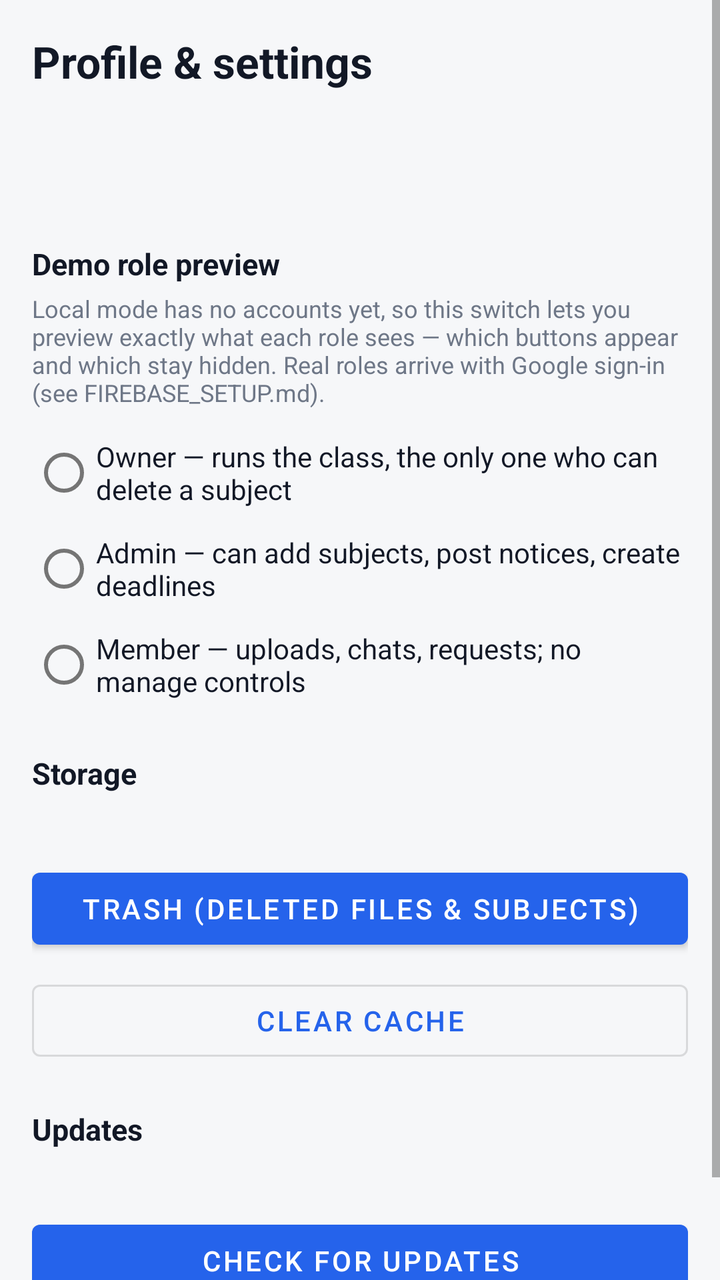
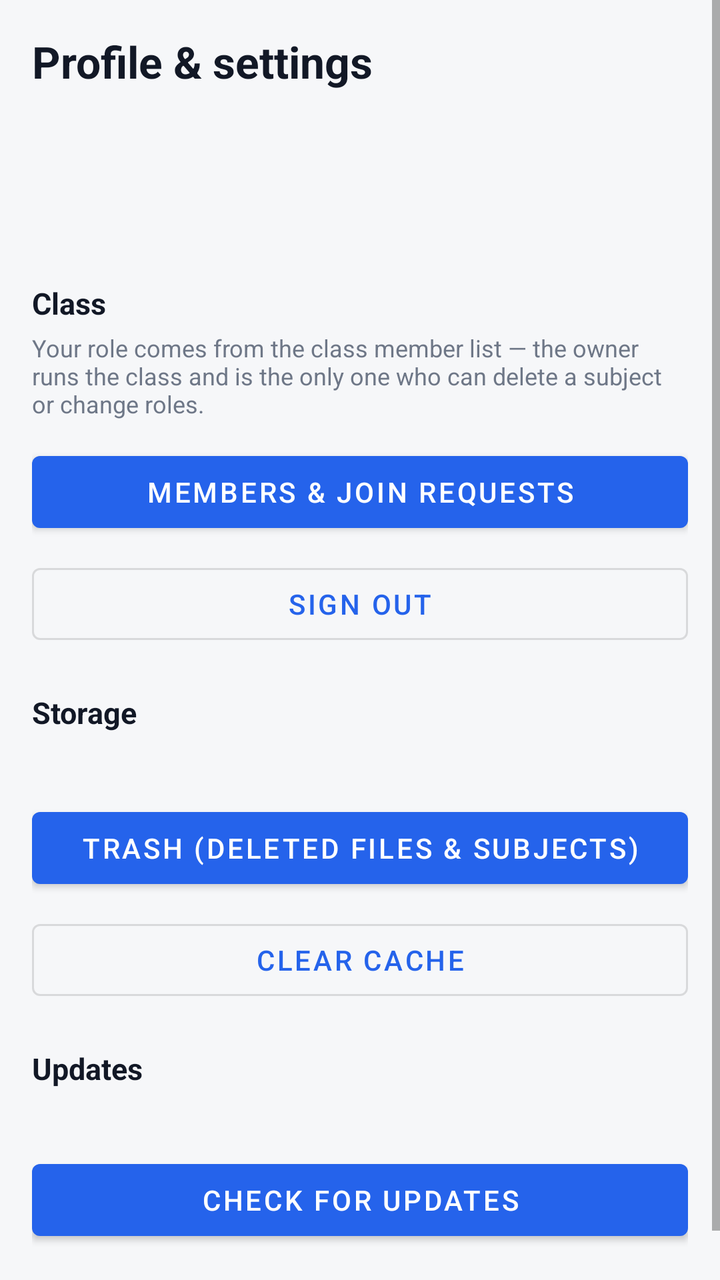

Screens rendered from an Android XML layout before and after an edit, with the pre-edit source and the edit as a unified diff.
<!-- AndroidManifest.xml: application theme Theme.Index -->
<!-- res/layout/activity_profile.xml -->
<?xml version="1.0" encoding="utf-8"?>
<ScrollView xmlns:android="http://schemas.android.com/apk/res/android"
    android:layout_width="match_parent"
    android:layout_height="match_parent"
    android:background="@color/background"
    android:fillViewport="true">

    <LinearLayout
        android:layout_width="match_parent"
        android:layout_height="wrap_content"
        android:orientation="vertical"
        android:padding="16dp">

        <TextView
            android:layout_width="wrap_content"
            android:layout_height="wrap_content"
            android:text="Profile &amp; settings"
            android:textColor="@color/on_background"
            android:textSize="22sp"
            android:textStyle="bold" />

        <TextView
            android:id="@+id/tvProfileName"
            android:layout_width="wrap_content"
            android:layout_height="wrap_content"
            android:layout_marginTop="14dp"
            android:textColor="@color/on_background"
            android:textSize="17sp"
            android:textStyle="bold" />

        <TextView
            android:id="@+id/tvProfileClass"
            android:layout_width="wrap_content"
            android:layout_height="wrap_content"
            android:layout_marginTop="2dp"
            android:textColor="@color/muted"
            android:textSize="13sp" />

        <TextView
            android:layout_width="wrap_content"
            android:layout_height="wrap_content"
            android:layout_marginTop="20dp"
            android:text="Demo role preview"
            android:textColor="@color/on_background"
            android:textSize="15sp"
            android:textStyle="bold" />

        <TextView
            android:layout_width="wrap_content"
            android:layout_height="wrap_content"
            android:layout_marginTop="4dp"
            android:text="Local mode has no accounts yet, so this switch lets you preview exactly what each role sees — which buttons appear and which stay hidden. Real roles arrive with Google sign-in (see FIREBASE_SETUP.md)."
            android:textColor="@color/muted"
            android:textSize="12sp" />

        <RadioGroup
            android:id="@+id/rgRolePreview"
            android:layout_width="match_parent"
            android:layout_height="wrap_content"
            android:layout_marginTop="8dp"
            android:orientation="vertical">

            <RadioButton
                android:id="@+id/rbOwner"
                android:layout_width="wrap_content"
                android:layout_height="wrap_content"
                android:text="Owner — runs the class, the only one who can delete a subject"
                android:textColor="@color/on_surface" />

            <RadioButton
                android:id="@+id/rbAdmin"
                android:layout_width="wrap_content"
                android:layout_height="wrap_content"
                android:text="Admin — can add subjects, post notices, create deadlines"
                android:textColor="@color/on_surface" />

            <RadioButton
                android:id="@+id/rbMember"
                android:layout_width="wrap_content"
                android:layout_height="wrap_content"
                android:text="Member — uploads, chats, requests; no manage controls"
                android:textColor="@color/on_surface" />
        </RadioGroup>

        <TextView
            android:layout_width="wrap_content"
            android:layout_height="wrap_content"
            android:layout_marginTop="20dp"
            android:text="Storage"
            android:textColor="@color/on_background"
            android:textSize="15sp"
            android:textStyle="bold" />

        <TextView
            android:id="@+id/tvStorageUsage"
            android:layout_width="wrap_content"
            android:layout_height="wrap_content"
            android:layout_marginTop="4dp"
            android:textColor="@color/muted"
            android:textSize="13sp" />

        <Button
            android:id="@+id/btnOpenTrash"
            android:layout_width="match_parent"
            android:layout_height="wrap_content"
            android:layout_marginTop="12dp"
            android:text="Trash (deleted files &amp; subjects)" />

        <Button
            android:id="@+id/btnClearCache"
            style="@style/Widget.MaterialComponents.Button.OutlinedButton"
            android:layout_width="match_parent"
            android:layout_height="wrap_content"
            android:layout_marginTop="8dp"
            android:text="Clear cache" />

        <TextView
            android:layout_width="wrap_content"
            android:layout_height="wrap_content"
            android:layout_marginTop="20dp"
            android:text="Updates"
            android:textColor="@color/on_background"
            android:textSize="15sp"
            android:textStyle="bold" />

        <TextView
            android:id="@+id/tvAppVersion"
            android:layout_width="wrap_content"
            android:layout_height="wrap_content"
            android:layout_marginTop="4dp"
            android:textColor="@color/muted"
            android:textSize="13sp" />

        <Button
            android:id="@+id/btnCheckUpdates"
            android:layout_width="match_parent"
            android:layout_height="wrap_content"
            android:layout_marginTop="10dp"
            android:text="Check for updates" />

        <TextView
            android:id="@+id/tvUpdateStatus"
            android:layout_width="wrap_content"
            android:layout_height="wrap_content"
            android:layout_marginTop="8dp"
            android:textColor="@color/muted"
            android:textSize="13sp" />
    </LinearLayout>
</ScrollView>
<!-- resources referenced by this layout -->
<resources>
  <color name="background">#F6F7F9</color>
  <color name="muted">#6E7787</color>
  <color name="on_background">#121826</color>
  <color name="on_surface">#121826</color>
  <style name="Theme.Index" parent="Theme.MaterialComponents.DayNight.NoActionBar">
          <item name="colorPrimary">@color/primary</item>
          <item name="colorPrimaryVariant">@color/primary_dark</item>
          <item name="colorAccent">@color/primary</item>
          <item name="android:windowBackground">@color/background</item>
          <item name="android:statusBarColor">@color/background</item>
          <item name="android:navigationBarColor">@color/surface</item>
      </style>
  <color name="primary">#2563EB</color>
  <color name="primary_dark">#1D4ED8</color>
  <color name="surface">#FFFFFF</color>
</resources>

<!-- the commit's change to res/layout/activity_profile.xml (unified diff, before → after) -->
@@ -29,6 +29,14 @@
             android:textStyle="bold" />
 
         <TextView
+            android:id="@+id/tvProfileEmail"
+            android:layout_width="wrap_content"
+            android:layout_height="wrap_content"
+            android:layout_marginTop="2dp"
+            android:textColor="@color/muted"
+            android:textSize="13sp" />
+
+        <TextView
             android:id="@+id/tvProfileClass"
             android:layout_width="wrap_content"
             android:layout_height="wrap_content"
@@ -40,7 +48,7 @@
             android:layout_width="wrap_content"
             android:layout_height="wrap_content"
             android:layout_marginTop="20dp"
-            android:text="Demo role preview"
+            android:text="Class"
             android:textColor="@color/on_background"
             android:textSize="15sp"
             android:textStyle="bold" />
@@ -49,38 +57,24 @@
             android:layout_width="wrap_content"
             android:layout_height="wrap_content"
             android:layout_marginTop="4dp"
-            android:text="Local mode has no accounts yet, so this switch lets you preview exactly what each role sees — which buttons appear and which stay hidden. Real roles arrive with Google sign-in (see FIREBASE_SETUP.md)."
+            android:text="Your role comes from the class member list — the owner runs the class and is the only one who can delete a subject or change roles."
             android:textColor="@color/muted"
             android:textSize="12sp" />
 
-        <RadioGroup
-            android:id="@+id/rgRolePreview"
+        <Button
+            android:id="@+id/btnOpenMembers"
+            android:layout_width="match_parent"
+            android:layout_height="wrap_content"
+            android:layout_marginTop="12dp"
+            android:text="Members &amp; join requests" />
+
+        <Button
+            android:id="@+id/btnSignOut"
+            style="@style/Widget.MaterialComponents.Button.OutlinedButton"
             android:layout_width="match_parent"
             android:layout_height="wrap_content"
             android:layout_marginTop="8dp"
-            android:orientation="vertical">
-
-            <RadioButton
-                android:id="@+id/rbOwner"
-                android:layout_width="wrap_content"
-                android:layout_height="wrap_content"
-                android:text="Owner — runs the class, the only one who can delete a subject"
-                android:textColor="@color/on_surface" />
-
-            <RadioButton
-                android:id="@+id/rbAdmin"
-                android:layout_width="wrap_content"
-                android:layout_height="wrap_content"
-                android:text="Admin — can add subjects, post notices, create deadlines"
-                android:textColor="@color/on_surface" />
-
-            <RadioButton
-                android:id="@+id/rbMember"
-                android:layout_width="wrap_content"
-                android:layout_height="wrap_content"
-                android:text="Member — uploads, chats, requests; no manage controls"
-                android:textColor="@color/on_surface" />
-        </RadioGroup>
+            android:text="Sign out" />
 
         <TextView
             android:layout_width="wrap_content"
@@ -138,6 +132,21 @@
             android:layout_marginTop="10dp"
             android:text="Check for updates" />
 
+        <Button
+            android:id="@+id/btnUpdate"
+            android:layout_width="match_parent"
+            android:layout_height="wrap_content"
+            android:layout_marginTop="8dp"
+            android:text="Update INDEX"
+            android:visibility="gone" />
+
+        <ProgressBar
+            android:id="@+id/progressUpdate"
+            android:layout_width="wrap_content"
+            android:layout_height="wrap_content"
+            android:layout_marginTop="8dp"
+            android:visibility="gone" />
+
         <TextView
             android:id="@+id/tvUpdateStatus"
             android:layout_width="wrap_content"
<!-- resource entries referenced after the edit -->
@@ -3,7 +3,6 @@
   <color name="background">#F6F7F9</color>
   <color name="muted">#6E7787</color>
   <color name="on_background">#121826</color>
-  <color name="on_surface">#121826</color>
   <style name="Theme.Index" parent="Theme.MaterialComponents.DayNight.NoActionBar">
           <item name="colorPrimary">@color/primary</item>
           <item name="colorPrimaryVariant">@color/primary_dark</item>
